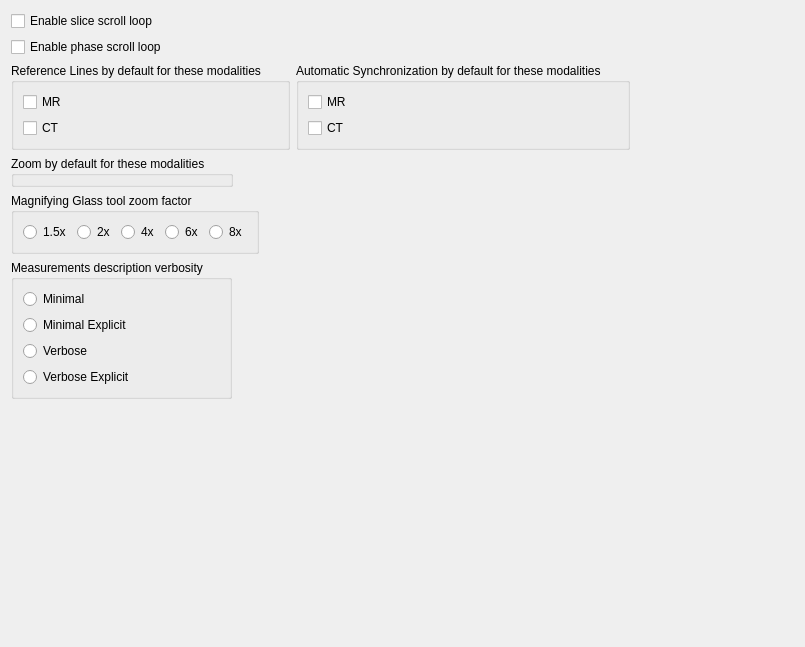
The window that starviewer/src/core/q2dviewerconfigurationscreenbase.ui (starviewer-medical/starviewer) describes before a commit, drawn with Qt 5.
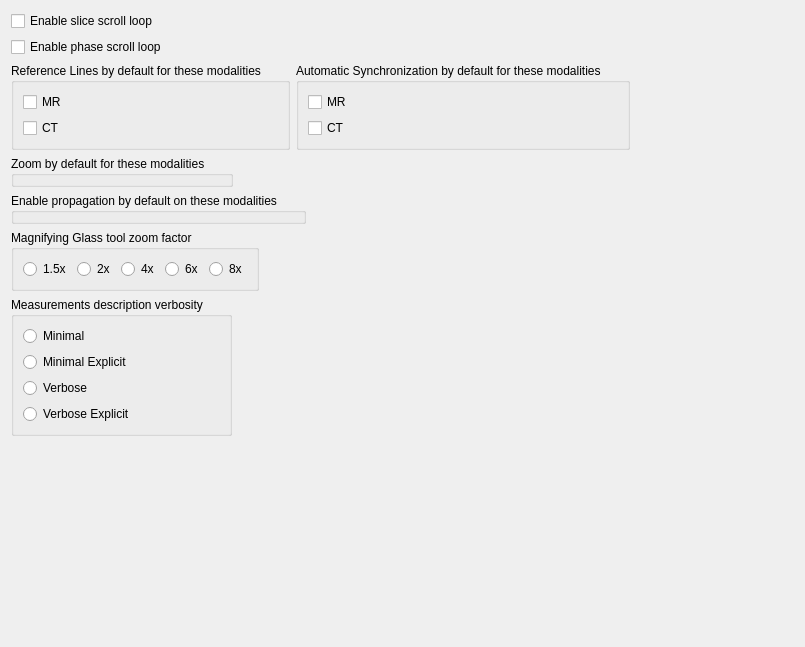
The same window after the commit. Icons and pictures are not drawn. Custom widgets are drawn as their Qt base class.

Commit message: ﻿ENH: Making propagation modalities setting editable from the Q2DViewer configuration screen

Patch:
```diff
--- a/starviewer/src/core/q2dviewerconfigurationscreenbase.ui
+++ b/starviewer/src/core/q2dviewerconfigurationscreenbase.ui
@@ -146,6 +146,30 @@
      </item>
     </layout>
    </item>
+   <item>
+    <layout class="QHBoxLayout" name="horizontalLayout_7">
+     <item>
+      <widget class="udg::QModalitiesSelectorGroupBox" name="m_propagationModalitiesByDefaultGroupBox">
+       <property name="title">
+        <string>Enable propagation by default on these modalities</string>
+       </property>
+      </widget>
+     </item>
+     <item>
+      <spacer name="horizontalSpacer_5">
+       <property name="orientation">
+        <enum>Qt::Horizontal</enum>
+       </property>
+       <property name="sizeHint" stdset="0">
+        <size>
+         <width>40</width>
+         <height>20</height>
+        </size>
+       </property>
+      </spacer>
+     </item>
+    </layout>
+   </item>
    <item>
     <layout class="QHBoxLayout" name="horizontalLayout_4">
      <item>
```
The commit also changes 2 other files.
